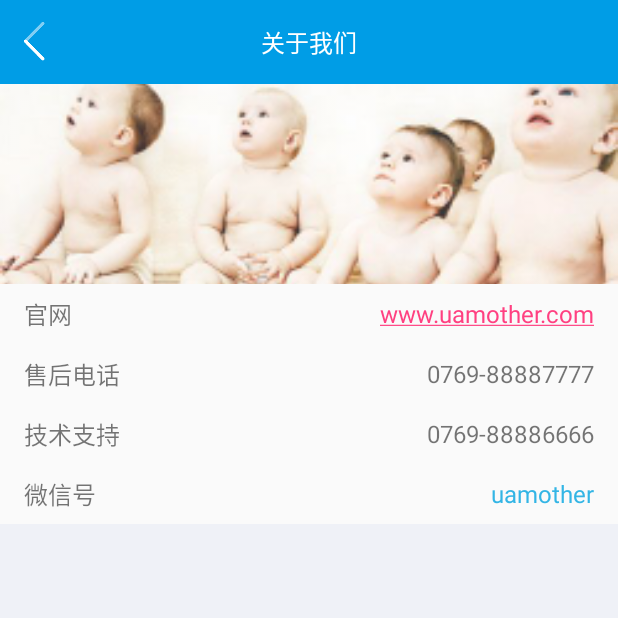
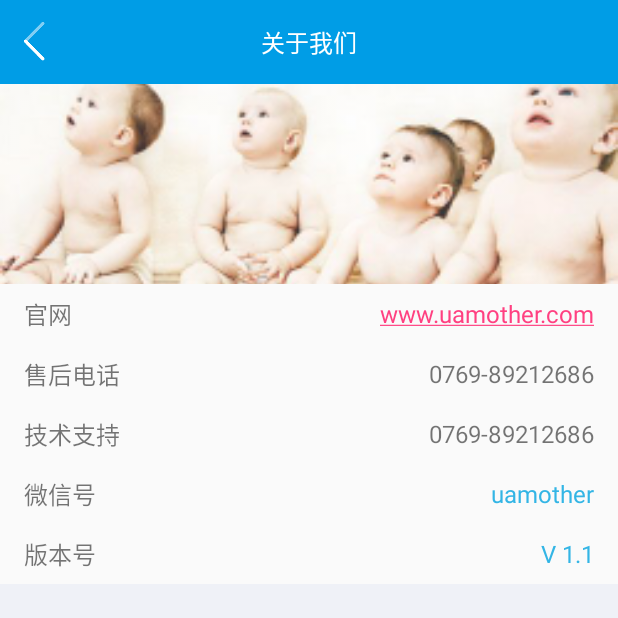
Before and after one commit to ysq1051838264/UaMother, an Android app: the AboutActivity screen opened directly, with no data from a screen before it, on a phone screen of 412 x 824 dp, the top half of it. Run offline under Robolectric (Android 15) with nearby library versions, the phone set to English and light mode, and no system bars; Roboto replaces fonts that are not available here.

```diff
--- a/app/src/main/res/layout/activity_about.xml
+++ b/app/src/main/res/layout/activity_about.xml
@@ -77,7 +77,7 @@
                     android:layout_width="match_parent"
                     android:layout_height="wrap_content"
                     android:autoLink="phone"
-                    android:text="0769-88887777"
+                    android:text="0769-89212686"
                     android:gravity="right"
                     android:textSize="16dp"/>
         </LinearLayout>
@@ -97,7 +97,7 @@
                     android:layout_width="match_parent"
                     android:layout_height="wrap_content"
                     android:autoLink="phone"
-                    android:text="0769-88886666"
+                    android:text="0769-89212686"
                     android:gravity="right"
                     android:textSize="16dp"/>
         </LinearLayout>
@@ -124,6 +124,28 @@
                     android:textSize="16dp"/>
         </LinearLayout>
 
+        <LinearLayout
+                android:layout_width="match_parent"
+                android:layout_height="40dp"
+                android:gravity="center_vertical"
+                android:paddingLeft="16dp"
+                android:paddingRight="16dp">
+
+            <TextView
+                    android:layout_width="wrap_content"
+                    android:layout_height="wrap_content"
+                    android:textSize="16dp"
+                    android:text="版本号"/>
+
+            <TextView
+                    android:layout_width="match_parent"
+                    android:layout_height="wrap_content"
+                    android:text="V 1.1"
+                    android:gravity="right"
+                    android:textColor="@android:color/holo_blue_light"
+                    android:textSize="16dp"/>
+        </LinearLayout>
+
         <TextView
                 android:layout_width="match_parent"
                 android:layout_height="0dp"
--- a/app/src/main/res/values/styles.xml
+++ b/app/src/main/res/values/styles.xml
@@ -12,7 +12,7 @@
     </style>
 
     <style name="LauncherActivityTheme" parent="@style/BaseAppTheme">
-        <item name="android:windowBackground">@drawable/launcher_again</item>
+        <item name="android:windowBackground">@drawable/launcher</item>
         <item name="android:windowFullscreen">true</item>
     </style>
 
```
